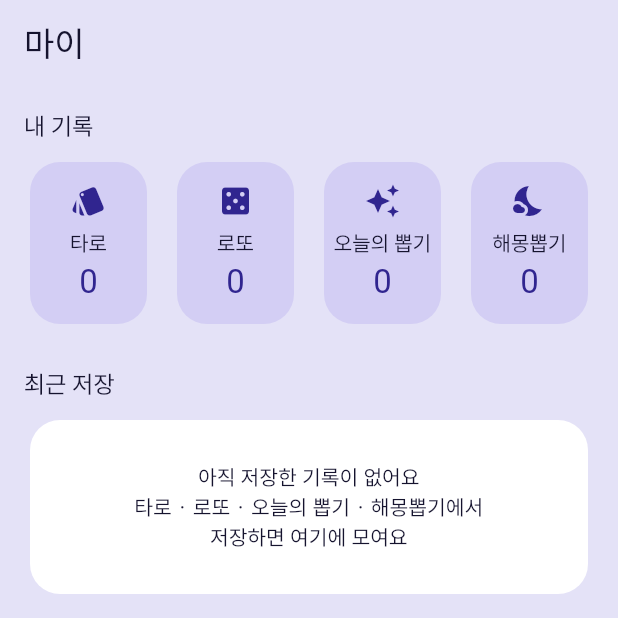
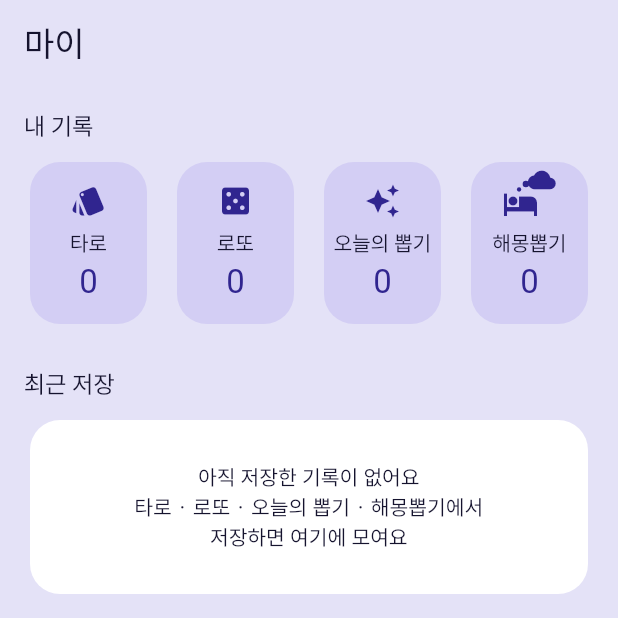
Before and after one commit to shlete/Oppop, a Flutter app: the screen it shows after launch, item 5 of the bottom bar chosen, on a phone screen of 412 x 824 dp, the top half of it. Run offline on Flutter 3.47's test engine with Material 3 defaults, Android fonts, the phone set to English and light mode, and no system bars; our stand-ins replace firebase_core, flutter_riverpod, google_mobile_ads, share_plus, shared_preferences, web; missing offline and left inert: dart:js_interop, firebase_app_check, gal; accounts and stored records are empty; network calls fail; Roboto replaces fonts that are missing (IBMPlexSansKR); project files that could hold a hidden picture were left out.

Commit message:
해몽뽑기 아이콘: 침대 위로 생각구름이 피어오르는 그림 (홈은 움직임, 마이는 멈춤)
Co-Authored-By: Claude Opus 5.5 (1M context) <noreply@anthropic.com>
Claude-Session: https://claude.ai/code/session_01FsZtawRLD1deWrySo6vrEK

```diff
--- /dev/null
+++ b/lib/core/widgets/dream_icon.dart
@@ -0,0 +1,117 @@
+import 'package:flutter/material.dart';
+
+/// 해몽뽑기 아이콘: 침대에서 자는 사람 머리 위로 생각구름이 뭉게뭉게 피어오른다.
+/// [animate]가 꺼져 있으면 구름이 다 피어난 모습으로 멈춰 있다.
+/// 바깥 크기는 [size] 정사각형이고, 구름은 그 위쪽으로 조금 넘친다.
+class DreamIcon extends StatefulWidget {
+  const DreamIcon({
+    super.key,
+    required this.color,
+    this.size = 28,
+    this.animate = true,
+  });
+
+  final Color color;
+  final double size;
+  final bool animate;
+
+  @override
+  State<DreamIcon> createState() => _DreamIconState();
+}
+
+class _DreamIconState extends State<DreamIcon>
+    with SingleTickerProviderStateMixin {
+  late final AnimationController _c = AnimationController(
+    vsync: this,
+    duration: const Duration(milliseconds: 3200),
+    // '애니메이션 줄이기' 설정에서 20배 빨라지지 않게 정해진 속도로 재생한다.
+    animationBehavior: AnimationBehavior.preserve,
+  );
+
+  @override
+  void initState() {
+    super.initState();
+    if (widget.animate) {
+      _c.repeat();
+    } else {
+      _c.value = 0.6;
+    }
+  }
+
+  @override
+  void dispose() {
+    _c.dispose();
+    super.dispose();
+  }
+
+  /// [start]~[end] 사이에 0→1로 피어나고, 끝 무렵 다 함께 사라진다.
+  double _bloom(double t, double start, double end) {
+    if (t >= 0.86) return (1 - (t - 0.86) / 0.14).clamp(0.0, 1.0);
+    return Curves.easeOutBack.transform(
+      ((t - start) / (end - start)).clamp(0.0, 1.0),
+    );
+  }
+
+  @override
+  Widget build(BuildContext context) {
+    final s = widget.size;
+    return SizedBox(
+      width: s * 1.5,
+      height: s,
+      child: AnimatedBuilder(
+        animation: _c,
+        builder: (context, _) {
+          final t = _c.value;
+          Widget puff(double left, double top, double d, double v) =>
+              Positioned(
+                left: left,
+                top: top,
+                child: Opacity(
+                  opacity: v.clamp(0.0, 1.0),
+                  child: Transform.scale(
+                    scale: 0.4 + 0.6 * v,
+                    child: Container(
+                      width: d,
+                      height: d,
+                      decoration: BoxDecoration(
+                        shape: BoxShape.circle,
+                        color: widget.color,
+                      ),
+                    ),
+                  ),
+                ),
+              );
+          final cloud = _bloom(t, 0.36, 0.56);
+          return Stack(
+            clipBehavior: Clip.none,
+            children: [
+              Positioned(
+                left: 0,
+                bottom: -s * 0.08,
+                child: Icon(Icons.hotel, size: s, color: widget.color),
+              ),
+              puff(s * 0.40, s * 0.12, s * 0.12, _bloom(t, 0.0, 0.16)),
+              puff(s * 0.56, -s * 0.06, s * 0.18, _bloom(t, 0.16, 0.32)),
+              Positioned(
+                left: s * 0.70,
+                top: -s * 0.50,
+                child: Opacity(
+                  opacity: cloud.clamp(0.0, 1.0),
+                  child: Transform.scale(
+                    scale: 0.5 + 0.5 * cloud,
+                    alignment: Alignment.bottomLeft,
+                    child: Icon(
+                      Icons.cloud,
+                      size: s * 0.78,
+                      color: widget.color,
+                    ),
+                  ),
+                ),
+              ),
+            ],
+          );
+        },
+      ),
+    );
+  }
+}
--- a/lib/features/home/home_screen.dart
+++ b/lib/features/home/home_screen.dart
@@ -3,6 +3,7 @@ import 'dart:math';
 import 'package:flutter/material.dart';
 
 import '../../core/theme.dart';
+import '../../core/widgets/dream_icon.dart';
 import '../daily/daily_screen.dart';
 import '../dream/dream_screen.dart';
 
@@ -39,7 +40,8 @@ class HomeScreen extends StatelessWidget {
               Expanded(
                 child: _MenuTile(
                   title: '해몽뽑기',
-                  icon: Icons.nights_stay,
+                  icon: Icons.hotel,
+                  art: DreamIcon(color: AppPalette.of(context).tileIcon),
                   onTap: () => Navigator.of(context).push(
                     MaterialPageRoute(builder: (_) => const DreamScreen()),
                   ),
@@ -314,11 +316,15 @@ class _MenuTile extends StatelessWidget {
     required this.title,
     required this.icon,
     required this.onTap,
+    this.art,
   });
 
   final String title;
   final IconData icon;
   final VoidCallback onTap;
+
+  /// 아이콘 대신 그릴 그림 (같은 높이).
+  final Widget? art;
 
   @override
   Widget build(BuildContext context) {
@@ -333,7 +339,7 @@ class _MenuTile extends StatelessWidget {
           child: Column(
             mainAxisAlignment: MainAxisAlignment.center,
             children: [
-              Icon(icon, size: 28, color: palette.tileIcon),
+              art ?? Icon(icon, size: 28, color: palette.tileIcon),
               const SizedBox(height: 8),
               Text(title, style: Theme.of(context).textTheme.titleMedium),
             ],
--- a/lib/features/my/my_screen.dart
+++ b/lib/features/my/my_screen.dart
@@ -2,6 +2,7 @@ import 'package:flutter/material.dart';
 import 'package:flutter_riverpod/flutter_riverpod.dart';
 
 import '../../core/theme.dart';
+import '../../core/widgets/dream_icon.dart';
 
 import '../daily/daily_state.dart';
 import '../dream/dream_book.dart';
@@ -76,7 +77,7 @@ class MyScreen extends ConsumerWidget {
       for (final d in dreams)
         _Record(
           at: d.savedAt,
-          icon: Icons.nights_stay,
+          icon: Icons.hotel,
           kind: '해몽뽑기',
           title: savedDreamTitle(d, dreamBook),
           detail: savedDreamDetail(d, dreamBook),
@@ -122,7 +123,12 @@ class MyScreen extends ConsumerWidget {
               const SizedBox(width: 12),
               Expanded(
                 child: _CountTile(
-                  icon: Icons.nights_stay,
+                  icon: Icons.hotel,
+                  art: DreamIcon(
+                    color: AppPalette.of(context).tileIcon,
+                    size: 24,
+                    animate: false,
+                  ),
                   label: '해몽뽑기',
                   count: dreams.length,
                   onTap: () => open(const SavedDreamsScreen()),
@@ -198,9 +204,11 @@ class _CountTile extends StatelessWidget {
     required this.label,
     required this.count,
     required this.onTap,
+    this.art,
   });
 
   final IconData icon;
+  final Widget? art;
   final String label;
   final int count;
   final VoidCallback onTap;
@@ -221,7 +229,7 @@ class _CountTile extends StatelessWidget {
           child: Column(
             mainAxisAlignment: MainAxisAlignment.center,
             children: [
-              Icon(icon, size: 24, color: palette.tileIcon),
+              art ?? Icon(icon, size: 24, color: palette.tileIcon),
               const SizedBox(height: 6),
               Text(label, style: text.labelLarge),
               const SizedBox(height: 2),
```
